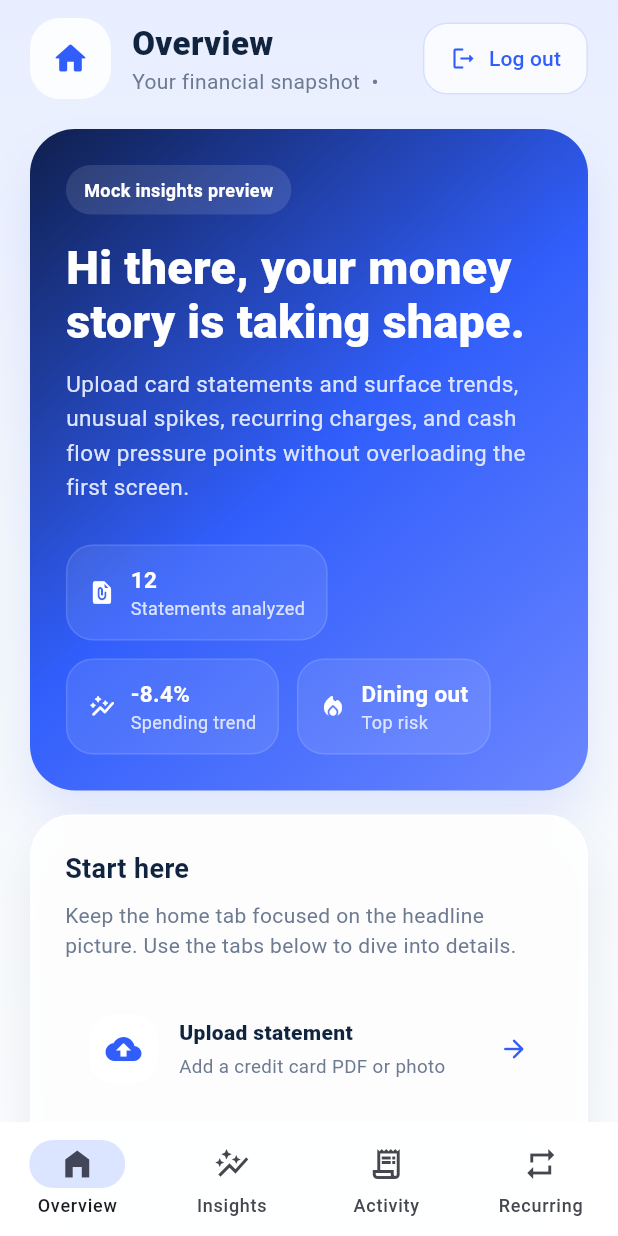
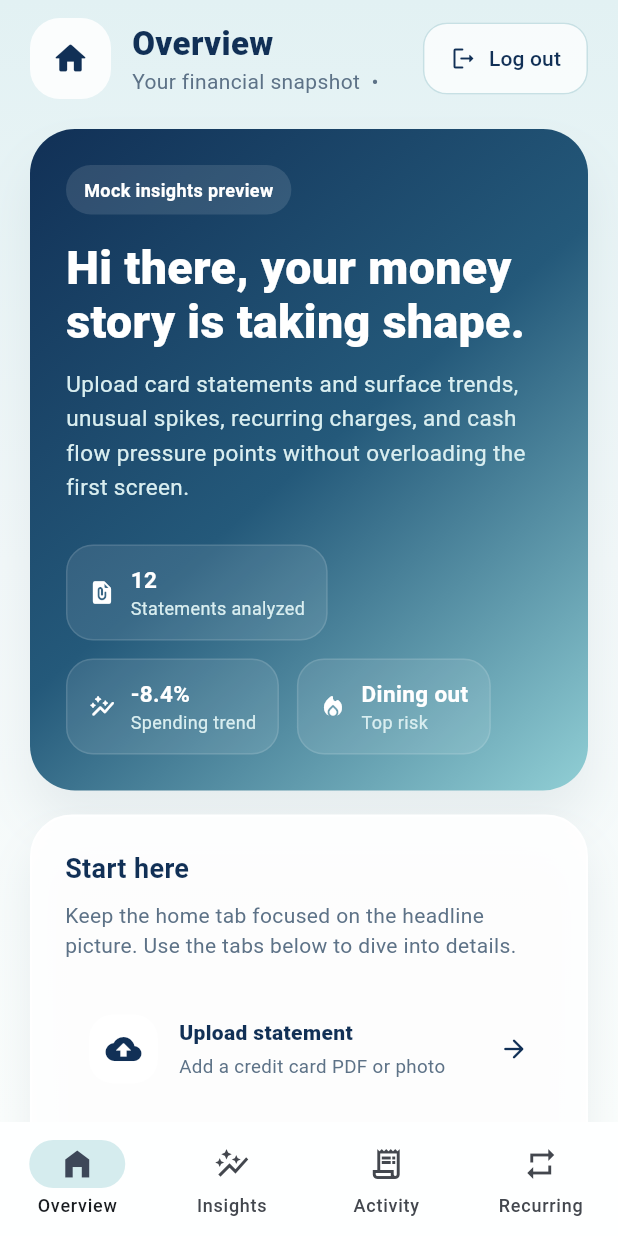
Before and after one commit to hengxuand/simply-fin, a Flutter app: the screen it shows once a user with an empty profile is signed in, on a phone screen of 412 x 824 dp. Run offline on Flutter 3.47's test engine with Material 3 defaults, Android fonts, the phone set to English and light mode, and no system bars; our stand-ins replace get, logger, supabase_flutter; accounts and stored records are empty.

Commit message:
feat: Update color scheme in AppTheme and related widgets

```diff
--- a/simply_fin_flutter/lib/pages/home/home_widgets.dart
+++ b/simply_fin_flutter/lib/pages/home/home_widgets.dart
@@ -18,7 +18,7 @@ class DashboardPanel extends StatelessWidget {
         border: Border.all(color: Colors.white, width: 1.3),
         boxShadow: const [
           BoxShadow(
-            color: Color(0x120E1A3A),
+            color: AppColors.shadow,
             blurRadius: 24,
             offset: Offset(0, 18),
           ),
--- a/simply_fin_flutter/lib/pages/home_page.dart
+++ b/simply_fin_flutter/lib/pages/home_page.dart
@@ -437,13 +437,13 @@ class _HeroSection extends StatelessWidget {
           end: Alignment.bottomRight,
           colors: [
             AppColors.heroStart,
-            AppColors.dashboardPrimary,
+            AppColors.heroMid,
             AppColors.heroEnd,
           ],
         ),
         boxShadow: const [
           BoxShadow(
-            color: Color(0x1F315EFB),
+            color: AppColors.shadow,
             blurRadius: 28,
             offset: Offset(0, 20),
           ),
@@ -813,7 +813,7 @@ class _UploadPanel extends StatelessWidget {
                 Icon(
                   Icons.description_rounded,
                   size: 42,
-                  color: Color(0xFF5B7BFF),
+                  color: AppColors.iconAccent,
                 ),
                 SizedBox(height: 12),
                 Text(
--- a/simply_fin_flutter/lib/theme/app_theme.dart
+++ b/simply_fin_flutter/lib/theme/app_theme.dart
@@ -1,48 +1,52 @@
 import 'package:flutter/material.dart';
 
 class AppColors {
-  static const primary = Color(0xFF4F6AFF);
-  static const dashboardPrimary = Color(0xFF315EFB);
-  static const teal = Color(0xFF1FB7A6);
-  static const amber = Color(0xFFFFB547);
-  static const rose = Color(0xFFFF6F91);
-  static const violet = Color(0xFF8A7CFF);
+  static const primary = Color(0xFF113056);
+  static const dashboardPrimary = Color(0xFF113056);
+  static const aqua = Color(0xFF91CFD5);
+  static const teal = Color(0xFF5FAEB6);
+  static const amber = Color(0xFFD8B36A);
+  static const rose = Color(0xFFCA8A7B);
+  static const violet = Color(0xFF7E90BD);
 
-  static const textPrimary = Color(0xFF10233F);
-  static const authTextPrimary = Color(0xFF1A1F36);
-  static const textMuted = Color(0xFF6C7A92);
-  static const authTextMuted = Color(0xFF8A94A6);
-  static const textHint = Color(0xFFBCC2CC);
+  static const textPrimary = Color(0xFF113056);
+  static const authTextPrimary = Color(0xFF113056);
+  static const textMuted = Color(0xFF5D7287);
+  static const authTextMuted = Color(0xFF71869A);
+  static const textHint = Color(0xFFA4B4C0);
 
   static const surface = Colors.white;
-  static const authBackground = Color(0xFFF5F7FA);
-  static const dashboardBackground = Color(0xFFF4F7FB);
-  static const dashboardBackgroundTop = Color(0xFFE8EEFF);
-  static const dashboardBackgroundBottom = Color(0xFFF9FBFD);
+  static const authBackground = Color(0xFFF3F9FA);
+  static const dashboardBackground = Color(0xFFF2F8F9);
+  static const dashboardBackgroundTop = Color(0xFFE2F1F3);
+  static const dashboardBackgroundBottom = Color(0xFFFAFDFC);
 
-  static const heroStart = Color(0xFF0F1F4D);
-  static const heroEnd = Color(0xFF6B86FF);
-  static const heroTextMuted = Color(0xFFDCE5FF);
+  static const heroStart = Color(0xFF113056);
+  static const heroMid = Color(0xFF24597A);
+  static const heroEnd = Color(0xFF91CFD5);
+  static const heroTextMuted = Color(0xFFD9EEF0);
 
-  static const cardTint = Color(0xFFF6F8FF);
-  static const cardTintBorder = Color(0xFFD9E2FF);
-  static const navIndicator = Color(0xFFDCE5FF);
-  static const outlineSoft = Color(0xFFD4DEFF);
-  static const outlineSoftAlt = Color(0xFFD5DEFF);
-  static const progressTrack = Color(0xFFE8EDF7);
-  static const spendRingTrack = Color(0xFFE7EDFF);
-  static const timelineLine = Color(0xFFE3E8F6);
-  static const timelineCard = Color(0xFFF8FAFD);
-  static const recurringCard = Color(0xFFF7F9FC);
-  static const recurringIconBg = Color(0xFFE2E9FF);
-  static const momentumStart = Color(0xFFF6F8FF);
-  static const momentumEnd = Color(0xFFE9F5FF);
+  static const cardTint = Color(0xFFEAF5F6);
+  static const cardTintBorder = Color(0xFFCBE2E5);
+  static const navIndicator = Color(0xFFD5ECEE);
+  static const outlineSoft = Color(0xFFC7E0E4);
+  static const outlineSoftAlt = Color(0xFFC3DDE1);
+  static const progressTrack = Color(0xFFDDEAEC);
+  static const spendRingTrack = Color(0xFFD6E8EB);
+  static const timelineLine = Color(0xFFD6E4E8);
+  static const timelineCard = Color(0xFFF5FAFA);
+  static const recurringCard = Color(0xFFF3F8F9);
+  static const recurringIconBg = Color(0xFFDCECEF);
+  static const momentumStart = Color(0xFFEAF5F6);
+  static const momentumEnd = Color(0xFFDDEFF2);
+  static const iconAccent = Color(0xFF67B1BA);
+  static const shadow = Color(0x14224358);
 }
 
 class AppTheme {
   static ThemeData get light {
     final scheme = ColorScheme.fromSeed(
-      seedColor: AppColors.primary,
+      seedColor: AppColors.dashboardPrimary,
       brightness: Brightness.light,
     );
 
```
